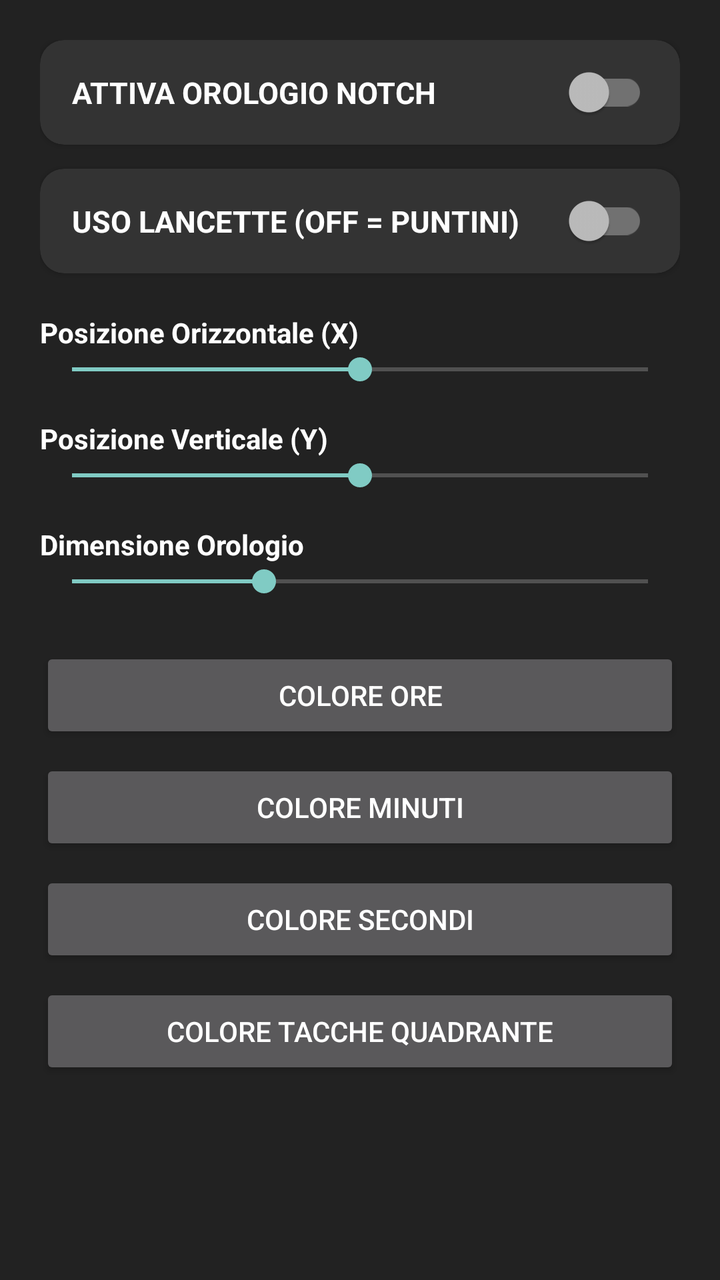
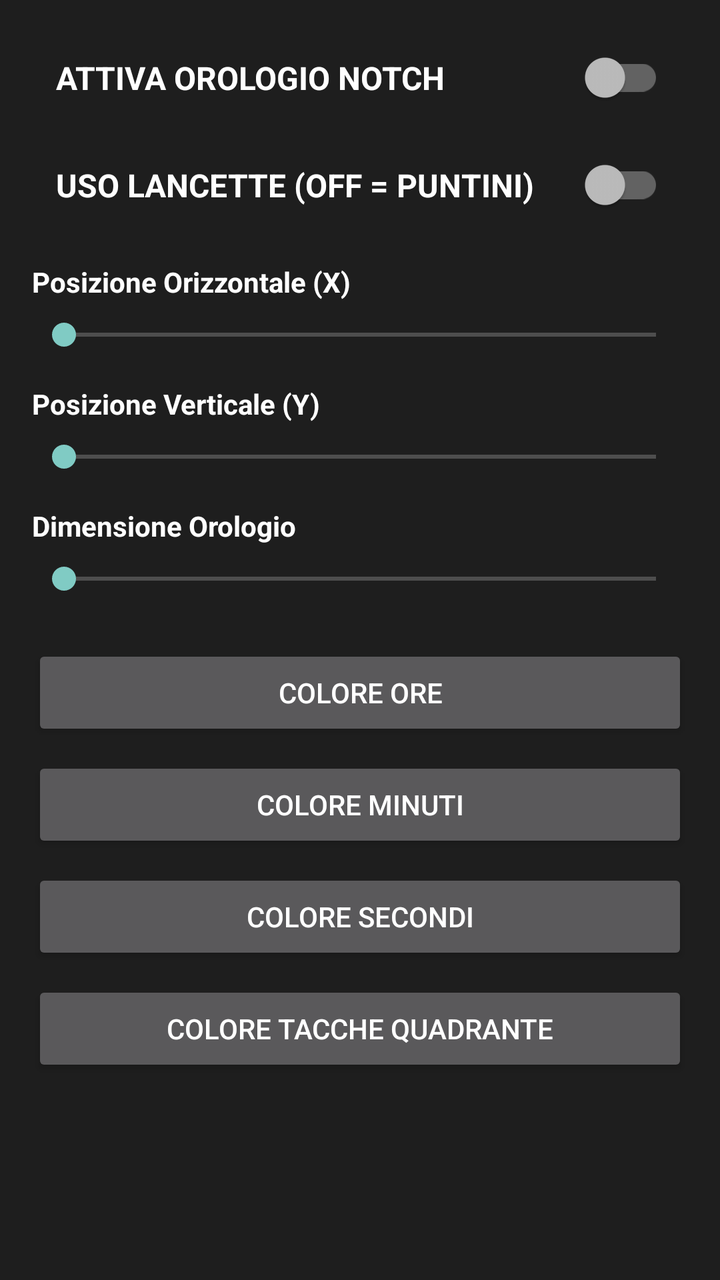

Compare the two renders of this Android layout. The source of the first and the diff that turns it into the second are given below.
<!-- AndroidManifest.xml: application theme Theme.AppCompat.NoActionBar -->
<!-- res/layout/activity_main.xml -->
<?xml version="1.0" encoding="utf-8"?>
<LinearLayout 
    xmlns:android="http://schemas.android.com/apk/res/android"
    xmlns:app="http://schemas.android.com/apk/res-auto"
    android:layout_width="match_parent"
    android:layout_height="match_parent"
    android:background="#222222"
    android:orientation="vertical"
    android:padding="20dp">

    
    <androidx.cardview.widget.CardView
        android:layout_width="match_parent"
        android:layout_height="wrap_content"
        android:layout_marginBottom="12dp"
        app:cardBackgroundColor="#333333"
        app:cardCornerRadius="12dp">

        <com.google.android.material.switchmaterial.SwitchMaterial
            android:id="@+id/switchService"
            android:layout_width="match_parent"
            android:layout_height="wrap_content"
            android:padding="16dp"
            android:text="ATTIVA OROLOGIO NOTCH"
            android:textColor="#FFFFFF"
            android:textSize="15sp"
            android:textStyle="bold" />
    </androidx.cardview.widget.CardView>

    
    <androidx.cardview.widget.CardView
        android:layout_width="match_parent"
        android:layout_height="wrap_content"
        android:layout_marginBottom="20dp"
        app:cardBackgroundColor="#333333"
        app:cardCornerRadius="12dp">

        <com.google.android.material.switchmaterial.SwitchMaterial
            android:id="@+id/switchStyle"
            android:layout_width="match_parent"
            android:layout_height="wrap_content"
            android:padding="16dp"
            android:text="USO LANCETTE (OFF = PUNTINI)"
            android:textColor="#FFFFFF"
            android:textSize="15sp"
            android:textStyle="bold" />
    </androidx.cardview.widget.CardView>

    <ScrollView
        android:layout_width="match_parent"
        android:layout_height="match_parent">

        <LinearLayout
            android:layout_width="match_parent"
            android:layout_height="wrap_content"
            android:orientation="vertical">

            <TextView
                android:layout_width="wrap_content"
                android:layout_height="wrap_content"
                android:text="Posizione Orizzontale (X)"
                android:textColor="#FFFFFF"
                android:textStyle="bold" />

            <SeekBar
                android:id="@+id/seekX"
                android:layout_width="match_parent"
                android:layout_height="wrap_content"
                android:layout_marginBottom="16dp"
                android:max="200"
                android:progress="100" />

            <TextView
                android:layout_width="wrap_content"
                android:layout_height="wrap_content"
                android:text="Posizione Verticale (Y)"
                android:textColor="#FFFFFF"
                android:textStyle="bold" />

            <SeekBar
                android:id="@+id/seekY"
                android:layout_width="match_parent"
                android:layout_height="wrap_content"
                android:layout_marginBottom="16dp"
                android:max="200"
                android:progress="100" />

            <TextView
                android:layout_width="wrap_content"
                android:layout_height="wrap_content"
                android:text="Dimensione Orologio"
                android:textColor="#FFFFFF"
                android:textStyle="bold" />

            <SeekBar
                android:id="@+id/seekSize"
                android:layout_width="match_parent"
                android:layout_height="wrap_content"
                android:layout_marginBottom="24dp"
                android:max="300"
                android:progress="100" />

            <Button
                android:id="@+id/btnColorHour"
                android:layout_width="match_parent"
                android:layout_height="wrap_content"
                android:layout_marginBottom="8dp"
                android:text="COLORE ORE" />

            <Button
                android:id="@+id/btnColorMinute"
                android:layout_width="match_parent"
                android:layout_height="wrap_content"
                android:layout_marginBottom="8dp"
                android:text="COLORE MINUTI" />

            <Button
                android:id="@+id/btnColorSecond"
                android:layout_width="match_parent"
                android:layout_height="wrap_content"
                android:layout_marginBottom="8dp"
                android:text="COLORE SECONDI" />

            <Button
                android:id="@+id/btnColorTicks"
                android:layout_width="match_parent"
                android:layout_height="wrap_content"
                android:text="COLORE TACCHE QUADRANTE" />

        </LinearLayout>
    </ScrollView>
</LinearLayout>
<!-- resources referenced by this layout -->
<resources>

</resources>

<!-- the commit's change to res/layout/activity_main.xml (unified diff, before → after) -->
@@ -1,132 +1,100 @@
 <?xml version="1.0" encoding="utf-8"?>
-<LinearLayout 
-    xmlns:android="http://schemas.android.com/apk/res/android"
-    xmlns:app="http://schemas.android.com/apk/res-auto"
+<LinearLayout xmlns:android="http://schemas.android.com/apk/res/android"
     android:layout_width="match_parent"
     android:layout_height="match_parent"
-    android:background="#222222"
     android:orientation="vertical"
-    android:padding="20dp">
+    android:padding="16dp"
+    android:background="#1E1E1E">
 
-    
-    <androidx.cardview.widget.CardView
+    <androidx.appcompat.widget.SwitchCompat
+        android:id="@+id/switchEnable"
         android:layout_width="match_parent"
         android:layout_height="wrap_content"
-        android:layout_marginBottom="12dp"
-        app:cardBackgroundColor="#333333"
-        app:cardCornerRadius="12dp">
+        android:text="ATTIVA OROLOGIO NOTCH"
+        android:textColor="#FFFFFF"
+        android:textSize="16sp"
+        android:textStyle="bold"
+        android:padding="12dp" />
 
-        <com.google.android.material.switchmaterial.SwitchMaterial
-            android:id="@+id/switchService"
-            android:layout_width="match_parent"
-            android:layout_height="wrap_content"
-            android:padding="16dp"
-            android:text="ATTIVA OROLOGIO NOTCH"
-            android:textColor="#FFFFFF"
-            android:textSize="15sp"
-            android:textStyle="bold" />
-    </androidx.cardview.widget.CardView>
-
-    
-    <androidx.cardview.widget.CardView
+    <androidx.appcompat.widget.SwitchCompat
+        android:id="@+id/switchHands"
         android:layout_width="match_parent"
         android:layout_height="wrap_content"
-        android:layout_marginBottom="20dp"
-        app:cardBackgroundColor="#333333"
-        app:cardCornerRadius="12dp">
+        android:text="USO LANCETTE (OFF = PUNTINI)"
+        android:textColor="#FFFFFF"
+        android:textSize="16sp"
+        android:textStyle="bold"
+        android:padding="12dp"
+        android:layout_marginTop="8dp" />
 
-        <com.google.android.material.switchmaterial.SwitchMaterial
-            android:id="@+id/switchStyle"
-            android:layout_width="match_parent"
-            android:layout_height="wrap_content"
-            android:padding="16dp"
-            android:text="USO LANCETTE (OFF = PUNTINI)"
-            android:textColor="#FFFFFF"
-            android:textSize="15sp"
-            android:textStyle="bold" />
-    </androidx.cardview.widget.CardView>
+    <TextView
+        android:layout_width="wrap_content"
+        android:layout_height="wrap_content"
+        android:text="Posizione Orizzontale (X)"
+        android:textColor="#FFFFFF"
+        android:textStyle="bold"
+        android:layout_marginTop="16dp" />
 
-    <ScrollView
+    <SeekBar
+        android:id="@+id/seekBarX"
         android:layout_width="match_parent"
-        android:layout_height="match_parent">
+        android:layout_height="wrap_content"
+        android:layout_marginTop="8dp" />
 
-        <LinearLayout
-            android:layout_width="match_parent"
-            android:layout_height="wrap_content"
-            android:orientation="vertical">
+    <TextView
+        android:layout_width="wrap_content"
+        android:layout_height="wrap_content"
+        android:text="Posizione Verticale (Y)"
+        android:textColor="#FFFFFF"
+        android:textStyle="bold"
+        android:layout_marginTop="16dp" />
 
-            <TextView
-                android:layout_width="wrap_content"
-                android:layout_height="wrap_content"
-                android:text="Posizione Orizzontale (X)"
-                android:textColor="#FFFFFF"
-                android:textStyle="bold" />
+    <SeekBar
+        android:id="@+id/seekBarY"
+        android:layout_width="match_parent"
+        android:layout_height="wrap_content"
+        android:layout_marginTop="8dp" />
 
-            <SeekBar
-                android:id="@+id/seekX"
-                android:layout_width="match_parent"
-                android:layout_height="wrap_content"
-                android:layout_marginBottom="16dp"
-                android:max="200"
-                android:progress="100" />
+    <TextView
+        android:layout_width="wrap_content"
+        android:layout_height="wrap_content"
+        android:text="Dimensione Orologio"
+        android:textColor="#FFFFFF"
+        android:textStyle="bold"
+        android:layout_marginTop="16dp" />
 
-            <TextView
-                android:layout_width="wrap_content"
-                android:layout_height="wrap_content"
-                android:text="Posizione Verticale (Y)"
-                android:textColor="#FFFFFF"
-                android:textStyle="bold" />
+    <SeekBar
+        android:id="@+id/seekBarSize"
+        android:layout_width="match_parent"
+        android:layout_height="wrap_content"
+        android:layout_marginTop="8dp" />
 
-            <SeekBar
-                android:id="@+id/seekY"
-                android:layout_width="match_parent"
-                android:layout_height="wrap_content"
-                android:layout_marginBottom="16dp"
-                android:max="200"
-                android:progress="100" />
+    <Button
+        android:id="@+id/btnHourColor"
+        android:layout_width="match_parent"
+        android:layout_height="wrap_content"
+        android:text="COLORE ORE"
+        android:layout_marginTop="24dp" />
 
-            <TextView
-                android:layout_width="wrap_content"
-                android:layout_height="wrap_content"
-                android:text="Dimensione Orologio"
-                android:textColor="#FFFFFF"
-                android:textStyle="bold" />
+    <Button
+        android:id="@+id/btnMinuteColor"
+        android:layout_width="match_parent"
+        android:layout_height="wrap_content"
+        android:text="COLORE MINUTI"
+        android:layout_marginTop="8dp" />
 
-            <SeekBar
-                android:id="@+id/seekSize"
-                android:layout_width="match_parent"
-                android:layout_height="wrap_content"
-                android:layout_marginBottom="24dp"
-                android:max="300"
-                android:progress="100" />
+    <Button
+        android:id="@+id/btnSecondColor"
+        android:layout_width="match_parent"
+        android:layout_height="wrap_content"
+        android:text="COLORE SECONDI"
+        android:layout_marginTop="8dp" />
 
-            <Button
-                android:id="@+id/btnColorHour"
-                android:layout_width="match_parent"
-                android:layout_height="wrap_content"
-                android:layout_marginBottom="8dp"
-                android:text="COLORE ORE" />
+    <Button
+        android:id="@+id/btnTicksColor"
+        android:layout_width="match_parent"
+        android:layout_height="wrap_content"
+        android:text="COLORE TACCHE QUADRANTE"
+        android:layout_marginTop="8dp" />
 
-            <Button
-                android:id="@+id/btnColorMinute"
-                android:layout_width="match_parent"
-                android:layout_height="wrap_content"
-                android:layout_marginBottom="8dp"
-                android:text="COLORE MINUTI" />
-
-            <Button
-                android:id="@+id/btnColorSecond"
-                android:layout_width="match_parent"
-                android:layout_height="wrap_content"
-                android:layout_marginBottom="8dp"
-                android:text="COLORE SECONDI" />
-
-            <Button
-                android:id="@+id/btnColorTicks"
-                android:layout_width="match_parent"
-                android:layout_height="wrap_content"
-                android:text="COLORE TACCHE QUADRANTE" />
-
-        </LinearLayout>
-    </ScrollView>
 </LinearLayout>
